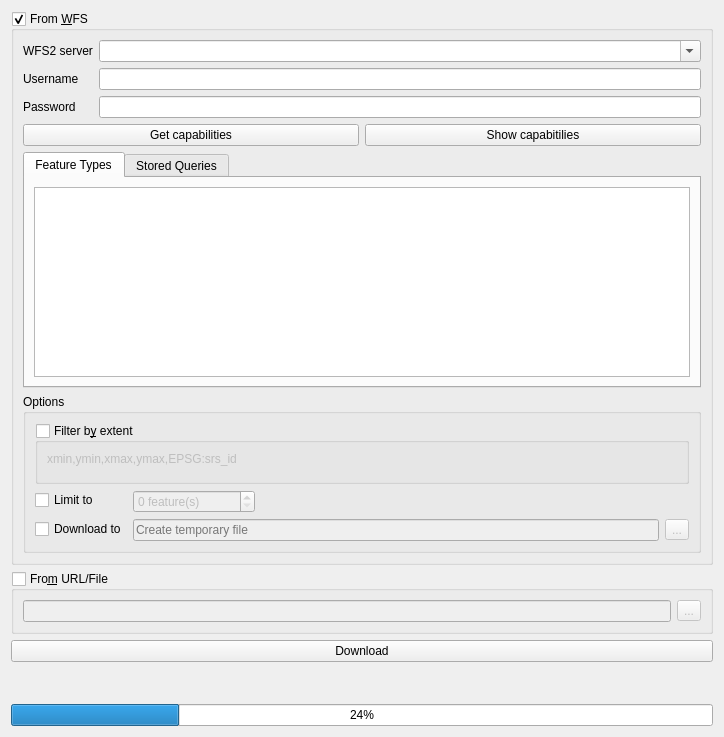
This is gml_application_schema_toolbox/ui/download_wfs2_panel.ui in BRGM/gml_application_schema_toolbox as Qt 5 draws it before an edit. The edited form follows.
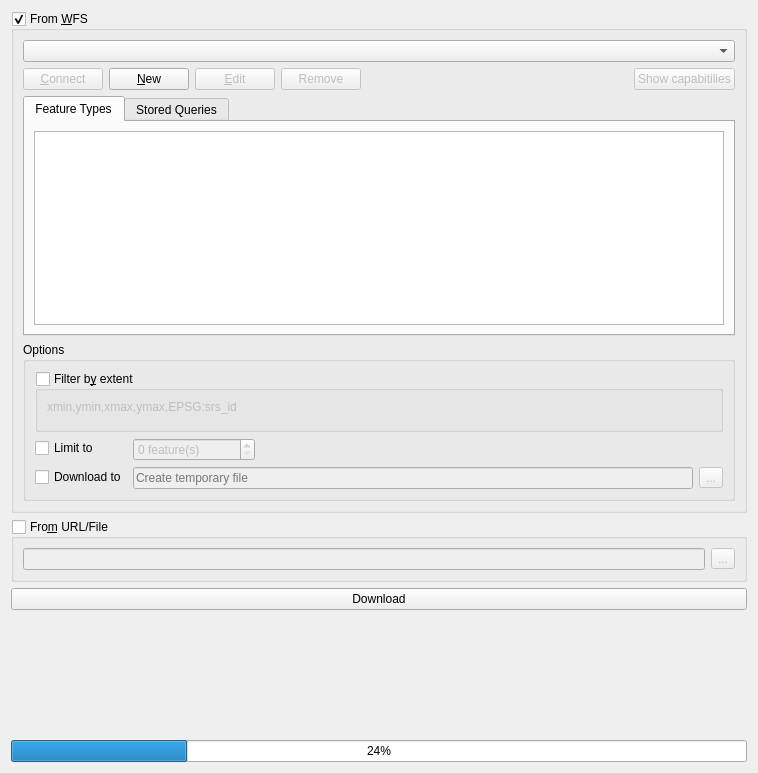
This is the edited form. Custom widgets are drawn as their Qt base class.

Commit message: Use standard QGIS WFS connections handler

What changed in the file:
```diff
--- a/gml_application_schema_toolbox/ui/download_wfs2_panel.ui
+++ b/gml_application_schema_toolbox/ui/download_wfs2_panel.ui
@@ -6,8 +6,8 @@
    <rect>
     <x>0</x>
     <y>0</y>
-    <width>724</width>
-    <height>737</height>
+    <width>758</width>
+    <height>773</height>
    </rect>
   </property>
   <property name="windowTitle">
@@ -27,70 +27,68 @@
      </property>
      <layout class="QVBoxLayout" name="verticalLayout_3">
       <item>
-       <layout class="QFormLayout" name="formLayout">
-        <property name="fieldGrowthPolicy">
-         <enum>QFormLayout::AllNonFixedFieldsGrow</enum>
-        </property>
-        <item row="0" column="0">
-         <widget class="QLabel" name="label">
-          <property name="text">
-           <string>WFS2 server</string>
-          </property>
-         </widget>
-        </item>
-        <item row="0" column="1">
-         <widget class="QComboBox" name="uriComboBox">
-          <property name="toolTip">
-           <string>&lt;html&gt;&lt;head/&gt;&lt;body&gt;&lt;p&gt;URL of the WFS service to download from.&lt;/p&gt;&lt;/body&gt;&lt;/html&gt;</string>
-          </property>
-          <property name="editable">
-           <bool>true</bool>
-          </property>
-          <property name="sizeAdjustPolicy">
-           <enum>QComboBox::AdjustToMinimumContentsLength</enum>
-          </property>
-         </widget>
-        </item>
-        <item row="1" column="0">
-         <widget class="QLabel" name="label_2">
-          <property name="text">
-           <string>Username</string>
-          </property>
-         </widget>
-        </item>
-        <item row="1" column="1">
-         <widget class="QLineEdit" name="lineEdit">
-          <property name="toolTip">
-           <string>&lt;html&gt;&lt;head/&gt;&lt;body&gt;&lt;p&gt;Optional user name and password if remote download service require authentication (Basic authentication supported only).&lt;/p&gt;&lt;/body&gt;&lt;/html&gt;</string>
-          </property>
-         </widget>
-        </item>
-        <item row="2" column="0">
-         <widget class="QLabel" name="label_3">
-          <property name="text">
-           <string>Password</string>
-          </property>
-         </widget>
-        </item>
-        <item row="2" column="1">
-         <widget class="QLineEdit" name="lineEdit_2"/>
-        </item>
-       </layout>
+       <widget class="QComboBox" name="connectionCombo"/>
       </item>
       <item>
        <layout class="QHBoxLayout" name="horizontalLayout">
         <item>
-         <widget class="QPushButton" name="getCapabilitiesButton">
+         <widget class="QPushButton" name="connectBtn">
+          <property name="enabled">
+           <bool>false</bool>
+          </property>
           <property name="toolTip">
            <string>&lt;html&gt;&lt;head/&gt;&lt;body&gt;&lt;p&gt;Request the GetCapabilities document from the download service to retrieve list of feature types and stored queries.&lt;/p&gt;&lt;/body&gt;&lt;/html&gt;</string>
           </property>
           <property name="text">
-           <string>Get capabilities</string>
+           <string>&amp;Connect</string>
           </property>
          </widget>
         </item>
+        <item>
+         <widget class="QPushButton" name="newConnectionBtn">
+          <property name="text">
+           <string>&amp;New</string>
+          </property>
+         </widget>
+        </item>
+        <item>
+         <widget class="QPushButton" name="editConnectionBtn">
+          <property name="enabled">
+           <bool>false</bool>
+          </property>
+          <property name="text">
+           <string>&amp;Edit</string>
+          </property>
+         </widget>
+        </item>
+        <item>
+         <widget class="QPushButton" name="removeConnectionBtn">
+          <property name="enabled">
+           <bool>false</bool>
+          </property>
+          <property name="text">
+           <string>Remove</string>
+          </property>
+         </widget>
+        </item>
+        <item>
+         <spacer name="horizontalSpacer_2">
+          <property name="orientation">
+           <enum>Qt::Horizontal</enum>
+          </property>
+          <property name="sizeHint" stdset="0">
+           <size>
+            <width>40</width>
+            <height>20</height>
+           </size>
+          </property>
+         </spacer>
+        </item>
         <item>
          <widget class="QPushButton" name="showCapabilitiesButton">
+          <property name="enabled">
+           <bool>false</bool>
+          </property>
           <property name="toolTip">
            <string>&lt;html&gt;&lt;head/&gt;&lt;body&gt;&lt;p&gt;Display GetCapabilities document using a simple tree view.&lt;/p&gt;&lt;/body&gt;&lt;/html&gt;</string>
           </property>
@@ -321,18 +319,18 @@
   </layout>
  </widget>
  <customwidgets>
+  <customwidget>
+   <class>QgsCollapsibleGroupBox</class>
+   <extends>QGroupBox</extends>
+   <header location="global">qgis.gui</header>
+   <container>1</container>
+  </customwidget>
   <customwidget>
    <class>BboxWidget</class>
    <extends>QWidget</extends>
    <header>gml_application_schema_toolbox.gui.bbox_widget</header>
    <container>1</container>
   </customwidget>
-  <customwidget>
-   <class>QgsCollapsibleGroupBox</class>
-   <extends>QGroupBox</extends>
-   <header>qgis.gui</header>
-   <container>1</container>
-  </customwidget>
  </customwidgets>
  <resources/>
  <connections>
```
Left out of the diff: 13 changed lines with no effect on the pictures. The commit also changes 1 other file.
